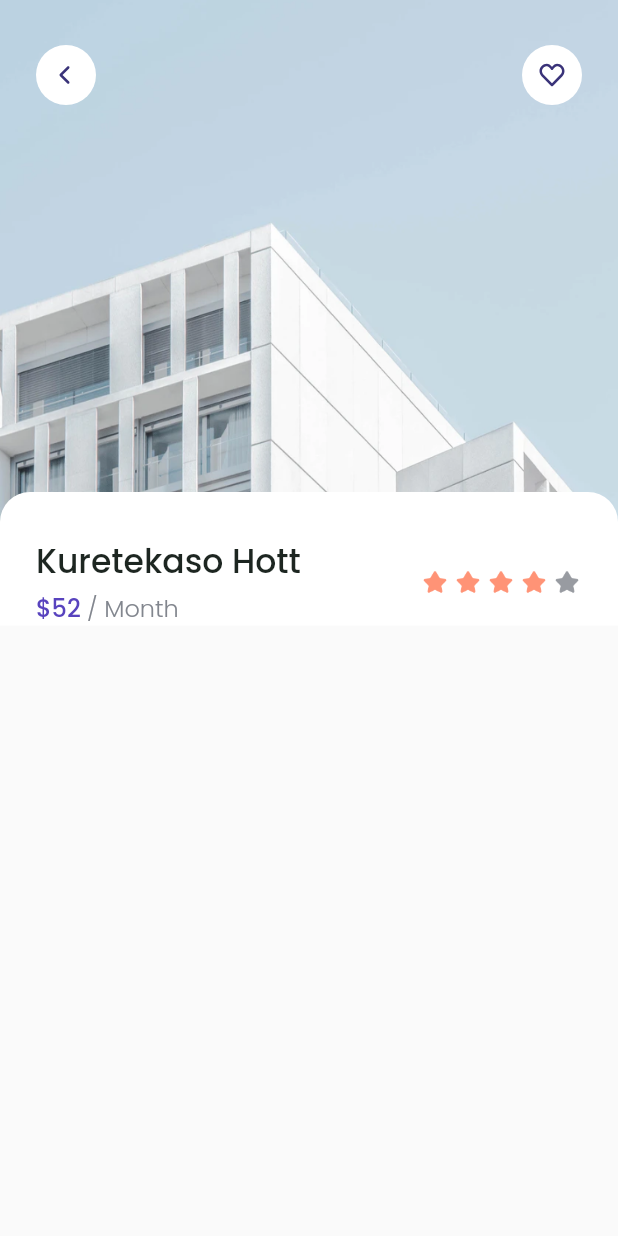
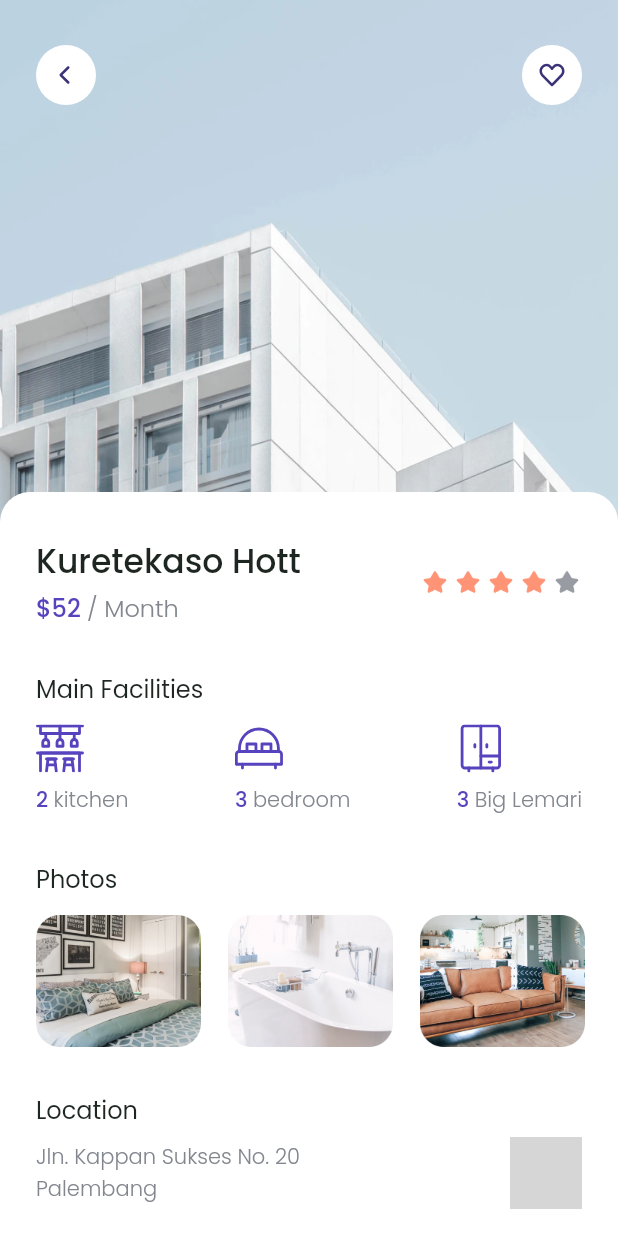
Before and after one commit to iqbalrasetiooo/cozy-app-bwa, a Flutter app: the DetailPage screen opened directly, on a phone screen of 412 x 824 dp. Run offline on Flutter 3.47's test engine with Material 2 defaults, Android fonts, the phone set to English and light mode, and no system bars; our stand-ins replace flutter_svg, google_fonts; grey boxes are pictures that could not be loaded.

Commit message:
update detail page

```diff
--- a/lib/pages/detail_page.dart
+++ b/lib/pages/detail_page.dart
@@ -1,4 +1,6 @@
+import 'package:find_house_app/model/facility.dart';
 import 'package:find_house_app/theme.dart';
+import 'package:find_house_app/widgets/facility_item.dart';
 import 'package:flutter/material.dart';
 import 'package:flutter_svg/flutter_svg.dart';
 
@@ -51,8 +53,10 @@ class DetailPage extends StatelessWidget {
                     color: whiteColor,
                   ),
                   child: Column(
+                    crossAxisAlignment: CrossAxisAlignment.start,
                     children: [
                       const SizedBox(height: 30),
+                      //NOTE: TITLE
                       Padding(
                         padding: EdgeInsets.symmetric(horizontal: edge),
                         child: Row(
@@ -75,7 +79,8 @@ class DetailPage extends StatelessWidget {
                                       TextSpan(
                                         text: '/ Month',
                                         style: greyTextStyle.copyWith(
-                                            fontSize: 16),
+                                          fontSize: 16,
+                                        ),
                                       ),
                                     ],
                                   ),
@@ -114,6 +119,133 @@ class DetailPage extends StatelessWidget {
                           ],
                         ),
                       ),
+                      const SizedBox(height: 30),
+                      //NOTE: MAIN FACILITIES
+                      Padding(
+                        padding: EdgeInsets.only(left: edge),
+                        child: Text(
+                          'Main Facilities',
+                          style: regularTextStyle.copyWith(
+                            fontSize: 16,
+                          ),
+                        ),
+                      ),
+                      const SizedBox(height: 12),
+                      Padding(
+                        padding: EdgeInsets.only(left: edge, right: edge),
+                        child: Row(
+                          mainAxisAlignment: MainAxisAlignment.spaceBetween,
+                          children: [
+                            FacilityItem(
+                              facility: Facility(
+                                name: 'kitchen',
+                                total: 2,
+                                imageUrl: 'assets/icon_kitchen.svg',
+                              ),
+                            ),
+                            FacilityItem(
+                              facility: Facility(
+                                name: 'bedroom',
+                                total: 3,
+                                imageUrl: 'assets/icon_bedroom.svg',
+                              ),
+                            ),
+                            FacilityItem(
+                              facility: Facility(
+                                name: 'Big Lemari',
+                                total: 3,
+                                imageUrl: 'assets/icon_cupboard.svg',
+                              ),
+                            ),
+                          ],
+                        ),
+                      ),
+                      const SizedBox(height: 30),
+                      Padding(
+                        padding: EdgeInsets.only(left: edge),
+                        child: Text(
+                          'Photos',
+                          style: regularTextStyle.copyWith(fontSize: 16),
+                        ),
+                      ),
+                      const SizedBox(height: 12),
+                      Container(
+                        height: 88,
+                        child: ListView(
+                          scrollDirection: Axis.horizontal,
+                          children: [
+                            SizedBox(width: edge),
+                            Image.asset(
+                              'assets/photo1.png',
+                              width: 110,
+                              height: 88,
+                              fit: BoxFit.cover,
+                            ),
+                            const SizedBox(width: 18),
+                            Image.asset(
+                              'assets/photo2.png',
+                              width: 110,
+                              height: 88,
+                              fit: BoxFit.cover,
+                            ),
+                            const SizedBox(width: 18),
+                            Image.asset(
+                              'assets/photo3.png',
+                              width: 110,
+                              height: 88,
+                              fit: BoxFit.cover,
+                            ),
+                            SizedBox(width: edge),
+                          ],
+                        ),
+                      ),
+                      const SizedBox(height: 30),
+                      Padding(
+                        padding: EdgeInsets.only(left: edge),
+                        child: Text(
+                          'Location',
+                          style: regularTextStyle.copyWith(fontSize: 16),
+                        ),
+                      ),
+                      const SizedBox(height: 6),
+                      Padding(
+                        padding: EdgeInsets.only(left: edge, right: edge),
+                        child: Row(
+                          mainAxisAlignment: MainAxisAlignment.spaceBetween,
+                          children: [
+                            Text('Jln. Kappan Sukses No. 20\nPalembang',
+                                style: greyTextStyle.copyWith(fontSize: 14)),
+                            SvgPicture.asset('assets/btn_location.svg'),
+                          ],
+                        ),
+                      ),
+                      const SizedBox(height: 40),
+                      Padding(
+                        padding: EdgeInsets.only(left: edge, right: edge),
+                        child: ClipRRect(
+                          borderRadius: BorderRadius.circular(17),
+                          child: Container(
+                            height: 50,
+                            width: MediaQuery.of(context).size.width,
+                            child: ElevatedButton(
+                              onPressed: () {},
+                              style: ButtonStyle(
+                                backgroundColor:
+                                    MaterialStateProperty.all<Color>(
+                                  purpleColor,
+                                ),
+                              ),
+                              child: Text(
+                                'Book Now',
+                                style: whiteTextStyle.copyWith(
+                                  fontSize: 18,
+                                ),
+                              ),
+                            ),
+                          ),
+                        ),
+                      ),
+                      const SizedBox(height: 40),
                     ],
                   ),
                 ),
```
